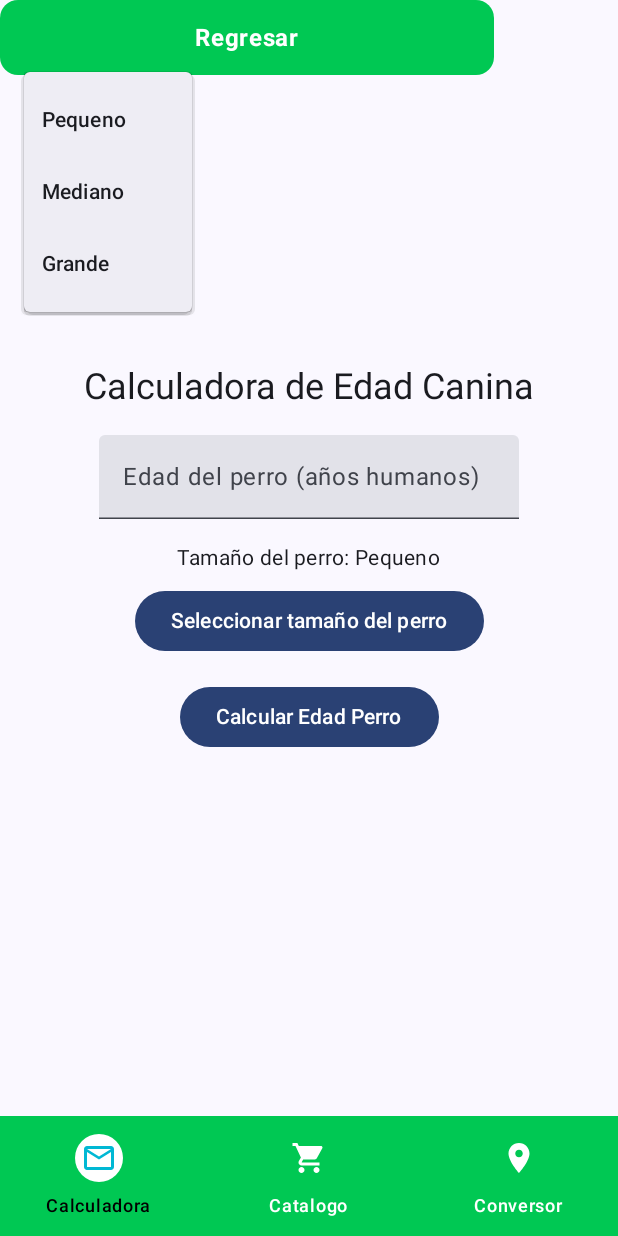
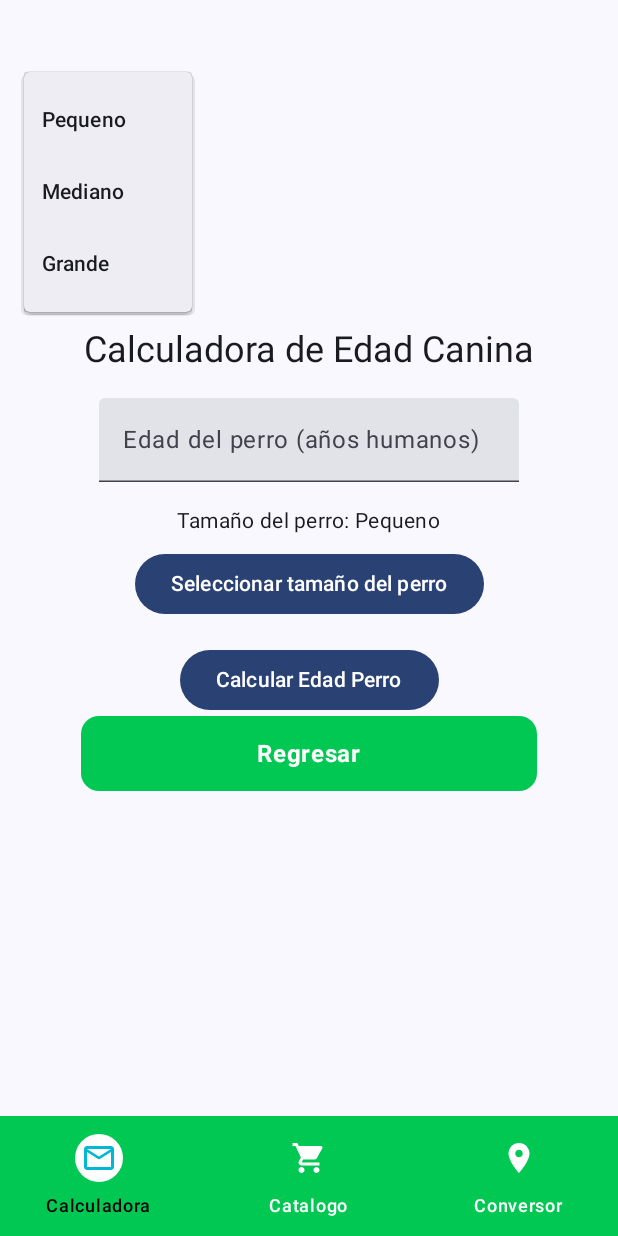
Before and after one commit to EdgarInfantes/Esan.Infantes.PC01, an Android app built with Jetpack Compose: the composable HomeNavigation shown on its own in the app's theme, after a tap on "Seleccionar tamaño del perro", on a phone screen of 412 x 824 dp. Run offline under Robolectric (Android 15) with nearby library versions, the phone set to English and light mode, and no system bars; pictures from the network do not load.

Commit message:
Se termina pfinal

```diff
--- a/app/src/main/java/esan/infantes/pc01/CalculatorScreen.kt
+++ b/app/src/main/java/esan/infantes/pc01/CalculatorScreen.kt
@@ -137,7 +137,6 @@ fun CalculatorScreen(navController: NavHostController) {
                 style = MaterialTheme.typography.bodyLarge
             )
         }
-    }
         //Boton regresar a Home
         Button(
             onClick = { navController.navigate(Screens.Home.route) },
@@ -158,6 +157,8 @@ fun CalculatorScreen(navController: NavHostController) {
             )
 
         }
+    }
+
 
 
 }
--- a/app/src/main/java/esan/infantes/pc01/CatalogoScreen.kt
+++ b/app/src/main/java/esan/infantes/pc01/CatalogoScreen.kt
@@ -9,6 +9,7 @@ import androidx.compose.material3.*
 import androidx.compose.runtime.*
 import androidx.compose.ui.Alignment
 import androidx.compose.ui.Modifier
+import androidx.compose.ui.draw.clip
 import androidx.compose.ui.graphics.Color
 import androidx.compose.ui.layout.ContentScale
 import androidx.compose.ui.text.font.FontWeight
@@ -40,10 +41,13 @@ fun CatalogoScreen(navController: NavHostController) {
     val total = products.sumOf { it.price }
 
     Column(modifier = Modifier.padding(16.dp)) {
-        Text("Catálogo de Productos Tecnológicos", style = MaterialTheme.typography.headlineLarge)
+        Text(
+            "Catálogo de Productos Tecnológicos",
+            style = MaterialTheme.typography.headlineLarge,
+            modifier = Modifier.padding(bottom = 16.dp) // Espaciado adicional
+        )
 
-        Spacer(modifier = Modifier.height(16.dp))
-
+        // LazyColumn para mostrar los productos
         LazyColumn(modifier = Modifier.fillMaxSize()) {
             items(products) { product ->
                 ProductCard(product)
@@ -58,8 +62,10 @@ fun CatalogoScreen(navController: NavHostController) {
             style = MaterialTheme.typography.bodyLarge,
             color = Color.Black
         )
-    }
-    //Boton regresar a Home
+
+        Spacer(modifier = Modifier.height(16.dp))
+
+        // Botón regresar a Home
         Button(
             onClick = { navController.navigate(Screens.Home.route) },
             modifier = Modifier
@@ -71,13 +77,14 @@ fun CatalogoScreen(navController: NavHostController) {
                 contentColor = Color.White
             ),
         ) {
-        Text("Regresar",
+            Text(
+                "Regresar",
                 style = MaterialTheme.typography.bodyLarge,
-            color = Color(0xFFFFFFFF),
+                color = Color.White,
                 fontSize = 16.sp,
                 fontWeight = FontWeight.Bold
             )
-
+        }
     }
 }
 
@@ -87,14 +94,17 @@ fun ProductCard(product: Product) {
         modifier = Modifier
             .fillMaxWidth()
             .padding(8.dp),
-        elevation = CardDefaults.elevatedCardElevation(defaultElevation = 4.dp)
+        elevation = CardDefaults.elevatedCardElevation(defaultElevation = 4.dp),
+        shape = RoundedCornerShape(12.dp) // Asegura que las esquinas estén redondeadas
     ) {
         Row(modifier = Modifier.padding(16.dp)) {
             // Imagen del producto
             Image(
                 painter = rememberImagePainter(product.imageUrl),
                 contentDescription = product.name,
-                modifier = Modifier.size(100.dp),
+                modifier = Modifier
+                    .size(100.dp) // Tamaño de la imagen
+                    .clip(RoundedCornerShape(8.dp)), // Redondeo de la imagen
                 contentScale = ContentScale.Crop
             )
 
@@ -121,5 +131,4 @@ fun ProductCard(product: Product) {
             }
         }
     }
-
 }
--- a/app/src/main/java/esan/infantes/pc01/ConversorScreen.kt
+++ b/app/src/main/java/esan/infantes/pc01/ConversorScreen.kt
@@ -103,7 +103,6 @@ fun ConversorScreen(navController: NavHostController) {
             val currencySymbol = if (conversionType == ConversionType.USD_TO_PEN) "S/." else "$"
             Text("Resultado: $currencySymbol$result", style = MaterialTheme.typography.bodyMedium)
         }
-    }
         //Boton regresar a Home
         Button(
             onClick = { navController.navigate(Screens.Home.route) },
@@ -126,6 +125,8 @@ fun ConversorScreen(navController: NavHostController) {
         }
     }
 
+}
+
 // Enum para el tipo de conversión
 enum class ConversionType {
     USD_TO_PEN, PEN_TO_USD
--- a/app/src/main/java/esan/infantes/pc01/Navigation/NavigationWrapper.kt
+++ b/app/src/main/java/esan/infantes/pc01/Navigation/NavigationWrapper.kt
@@ -7,11 +7,13 @@ import androidx.navigation.compose.rememberNavController
 import esan.infantes.pc01.CalculatorScreen
 import esan.infantes.pc01.CatalogoScreen
 import esan.infantes.pc01.ConversorScreen
+import esan.infantes.pc01.HomeScreen
 
 @Composable
 fun NavigationWrapper(){
     val navController = rememberNavController()
     NavHost(navController = navController, startDestination = Screens.Home.route) {
+        composable(Screens.Home.route) { HomeScreen(navController) }
         composable(BottomNavItem.Calculator.route) { CalculatorScreen(navController) }
         composable(BottomNavItem.Catalogo.route) { CatalogoScreen(navController) }
         composable(BottomNavItem.Conversor.route) { ConversorScreen(navController) }
```
Also changed, not shown: app/src/main/java/esan/infantes/pc01/HomeScreen.kt (+28 -18 lines), 1 other file. Lines whose indentation alone changed are shown as unchanged.
